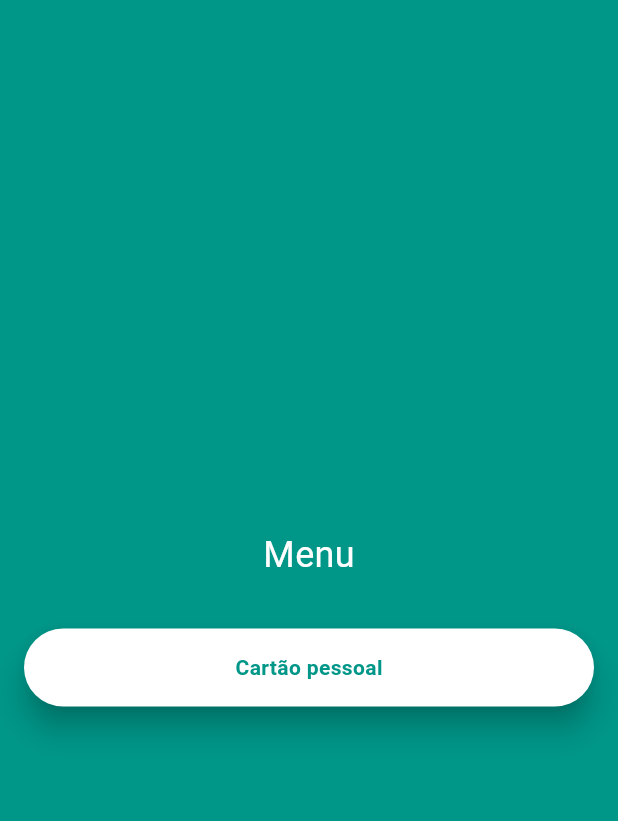
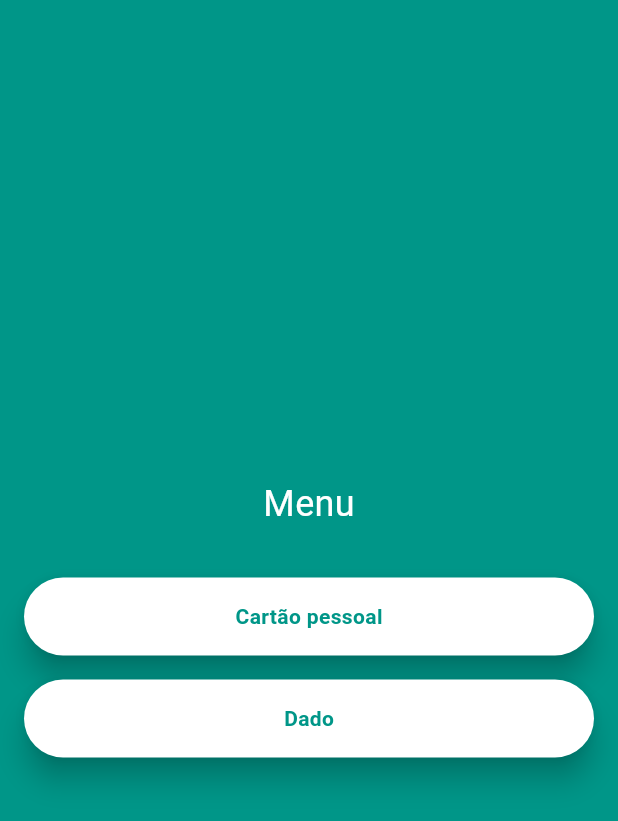
Before and after one commit to marcelopmont/mobr1, a Flutter app: the screen it shows after launch, on a phone screen of 412 x 824 dp. Shown: the top 821 px of the screen. Run offline on Flutter 3.47's test engine with Material 2 defaults, Android fonts, the phone set to English and light mode, and no system bars.

```diff
--- a/lib/main.dart
+++ b/lib/main.dart
@@ -1,4 +1,5 @@
 import 'package:flutter/material.dart';
+import 'package:mobr1/screens/dice/dice_screen.dart';
 import 'package:mobr1/screens/menu/menu_screen.dart';
 import 'package:mobr1/screens/personal_card/personal_card_screen.dart';
 
@@ -28,6 +29,7 @@ class MyApp extends StatelessWidget {
             params: arguments,
           );
         },
+        DiceScreen.routeName: (_) => const DiceScreen(),
       },
     );
   }
--- /dev/null
+++ b/lib/screens/menu/components/menu_button.dart
@@ -0,0 +1,37 @@
+import 'package:flutter/material.dart';
+
+class MenuButton extends StatelessWidget {
+  const MenuButton({
+    super.key,
+    required this.onPressed,
+    required this.text,
+  });
+
+  final Function() onPressed;
+  final String text;
+
+  @override
+  Widget build(BuildContext context) {
+    return Material(
+      borderRadius: BorderRadius.circular(1000),
+      elevation: 8,
+      color: Colors.white,
+      child: InkWell(
+        onTap: onPressed,
+        borderRadius: BorderRadius.circular(1000),
+        child: Padding(
+          padding: const EdgeInsets.all(16),
+          child: Center(
+            child: Text(
+              text,
+              style: const TextStyle(
+                color: Colors.teal,
+                fontWeight: FontWeight.bold,
+              ),
+            ),
+          ),
+        ),
+      ),
+    );
+  }
+}
--- a/lib/screens/menu/menu_screen.dart
+++ b/lib/screens/menu/menu_screen.dart
@@ -1,6 +1,8 @@
 // ignore_for_file: prefer_const_constructors, prefer_const_literals_to_create_immutables
 
 import 'package:flutter/material.dart';
+import 'package:mobr1/screens/dice/dice_screen.dart';
+import 'package:mobr1/screens/menu/components/menu_button.dart';
 import 'package:mobr1/screens/personal_card/personal_card_screen.dart';
 
 class MenuScreen extends StatelessWidget {
@@ -27,13 +29,10 @@ class MenuScreen extends StatelessWidget {
               ),
               SizedBox(height: 32),
               SizedBox(
-                width: double.infinity,
-                child: Material(
-                  borderRadius: BorderRadius.circular(1000),
-                  elevation: 8,
-                  color: Colors.white,
-                  child: InkWell(
-                    onTap: () {
+                  width: double.infinity,
+                  child: MenuButton(
+                    text: 'Cartão pessoal',
+                    onPressed: () {
                       Navigator.pushNamed(
                         context,
                         PersonalCardScreen.routeName,
@@ -43,22 +42,13 @@ class MenuScreen extends StatelessWidget {
                         ),
                       );
                     },
-                    borderRadius: BorderRadius.circular(1000),
-                    child: Padding(
-                      padding: const EdgeInsets.all(16),
-                      child: Center(
-                        child: Text(
-                          'Cartão pessoal',
-                          style: TextStyle(
-                            color: Colors.teal,
-                            fontWeight: FontWeight.bold,
-                          ),
-                        ),
-                      ),
-                    ),
-                  ),
-                ),
-              ),
+                  )),
+              SizedBox(height: 16),
+              MenuButton(
+                text: 'Dado',
+                onPressed: () =>
+                    Navigator.pushNamed(context, DiceScreen.routeName),
+              )
             ],
           ),
         ),
```
Also changed, not shown: lib/screens/dice/dice_screen.dart (added, +62 -0 lines), lib/screens/personal_card/personal_card_screen.dart (+10 -5 lines), assets/images/dice1.png (added), assets/images/dice2.png (added), assets/images/dice3.png (added), assets/images/dice4.png (added), assets/images/dice5.png (added), assets/images/dice6.png (added).
